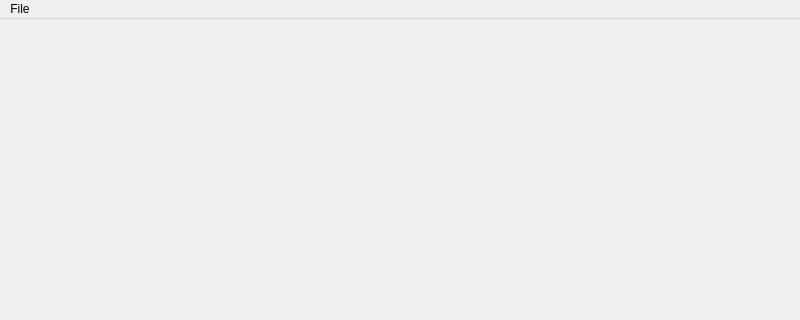
Qt form AGM3D/src/libs/editor/ui/mainwindow/MainWindow.ui (Gatou/AGM3D) before a commit; both pictures show x 0 to 800 and y 0 to 320 of the 800 by 600 pixel window.
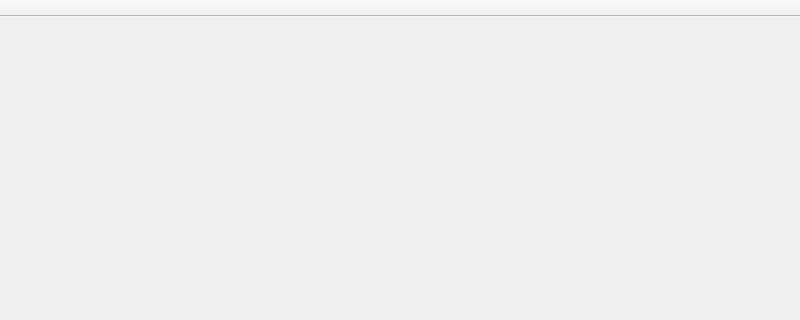
The same form after that commit.

```diff
--- a/AGM3D/src/libs/editor/ui/mainwindow/MainWindow.ui
+++ b/AGM3D/src/libs/editor/ui/mainwindow/MainWindow.ui
@@ -23,14 +23,31 @@
      <height>21</height>
     </rect>
    </property>
-   <widget class="QMenu" name="menuFile">
-    <property name="title">
-     <string>File</string>
-    </property>
-   </widget>
-   <addaction name="menuFile"/>
   </widget>
   <widget class="QStatusBar" name="statusbar"/>
+  <widget class="QToolBar" name="toolBar">
+   <property name="windowTitle">
+    <string>toolBar</string>
+   </property>
+   <property name="movable">
+    <bool>false</bool>
+   </property>
+   <property name="iconSize">
+    <size>
+     <width>16</width>
+     <height>16</height>
+    </size>
+   </property>
+   <property name="floatable">
+    <bool>false</bool>
+   </property>
+   <attribute name="toolBarArea">
+    <enum>TopToolBarArea</enum>
+   </attribute>
+   <attribute name="toolBarBreak">
+    <bool>false</bool>
+   </attribute>
+  </widget>
  </widget>
  <resources/>
  <connections/>
```
